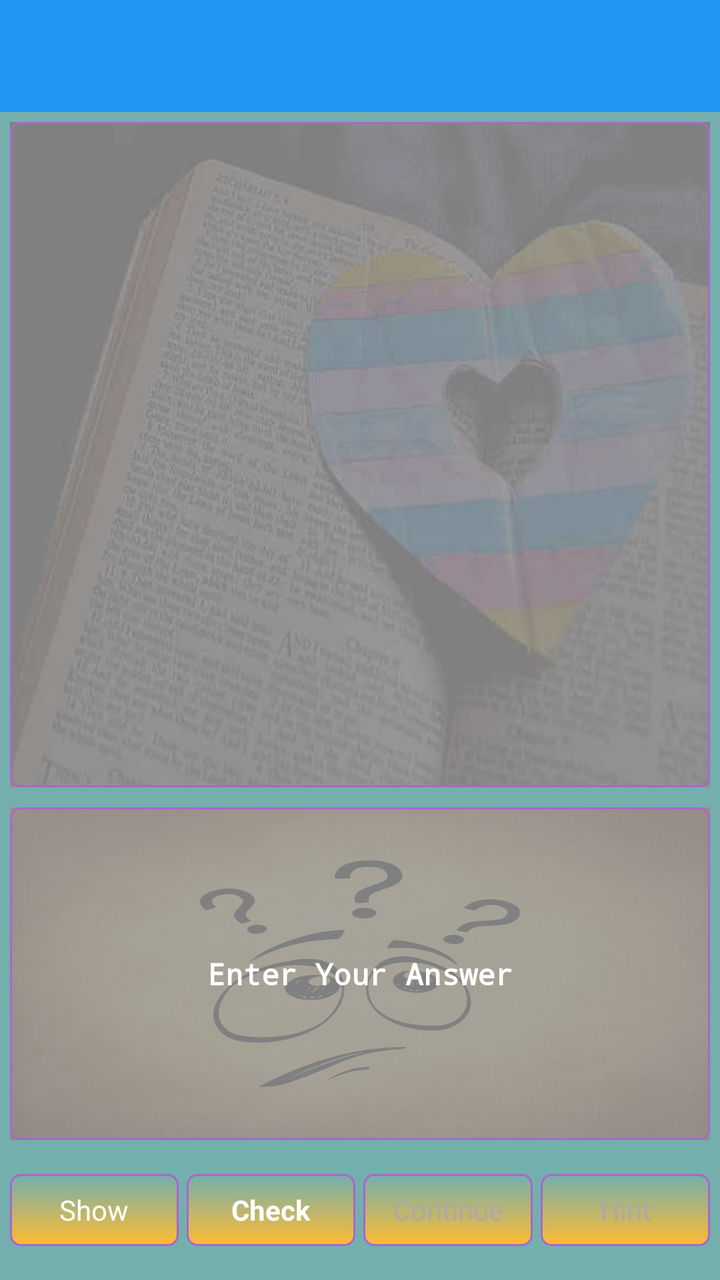
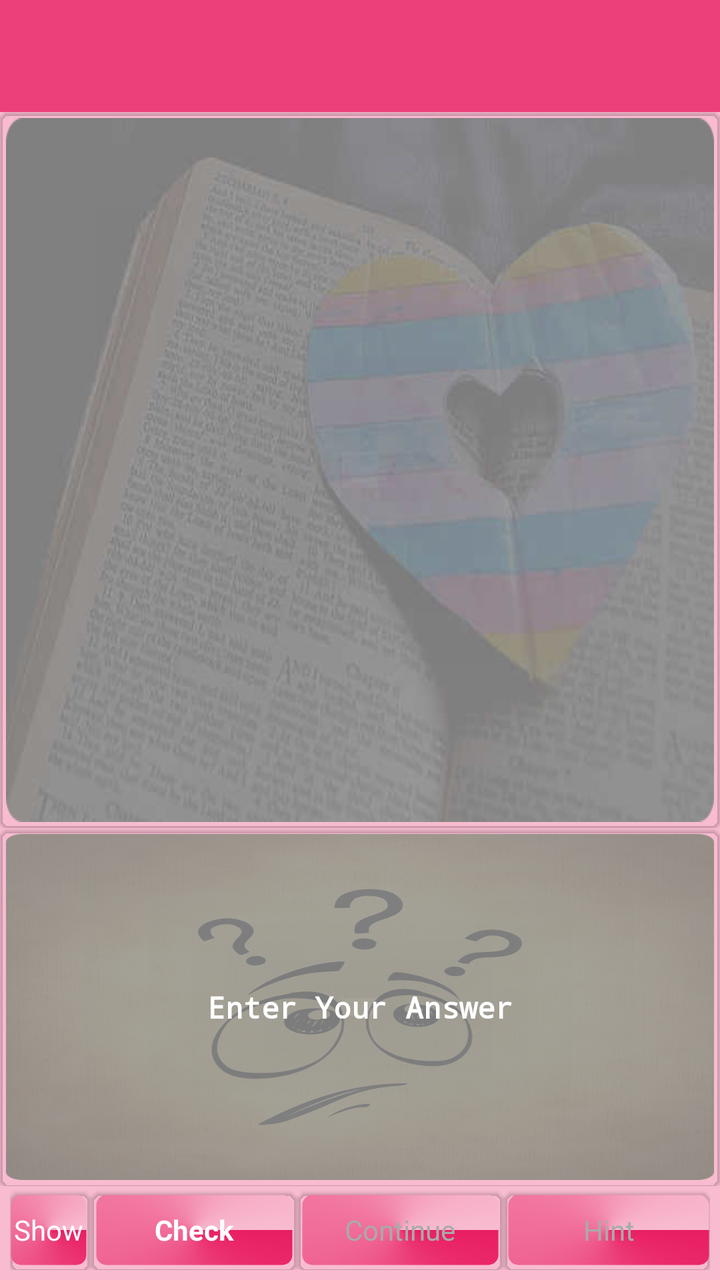

Two renders of the same Android screen: before a commit and after it. Below are the layout's source before the change and the commit's diff.
<!-- AndroidManifest.xml: application theme AppTheme -->
<!-- res/layout/activity_study_during.xml -->
<?xml version="1.0" encoding="utf-8"?>
<LinearLayout xmlns:android="http://schemas.android.com/apk/res/android"
    android:layout_width="match_parent"
    android:layout_height="match_parent"
    android:background="#74AFAD"
    android:orientation="vertical">

    <android.support.v7.widget.Toolbar xmlns:app="http://schemas.android.com/apk/res-auto"
        android:id="@+id/toolbar"
        android:layout_width="fill_parent"
        android:layout_height="?attr/actionBarSize"
        android:background="?attr/colorPrimary"
        android:minHeight="?attr/actionBarSize">

        <LinearLayout
            android:layout_width="match_parent"
            android:layout_height="wrap_content"
            android:weightSum="4">

            <LinearLayout
                android:layout_width="0dp"
                android:layout_height="wrap_content"
                android:layout_weight="3">


                <TextView
                    android:id="@+id/number_of_questions"
                    android:layout_width="0dp"
                    android:layout_height="wrap_content"
                    android:layout_gravity="center"
                    android:layout_weight="1"
                    android:gravity="center"
                    android:textColor="#FF0000" />

                <TextView
                    android:id="@+id/remaining_question_counter"
                    android:layout_width="0dp"
                    android:layout_height="wrap_content"
                    android:layout_gravity="center"
                    android:layout_weight="1"
                    android:gravity="center"
                    android:textColor="#FF0000" />

                <TextView
                    android:id="@+id/trys"
                    android:layout_width="0dp"
                    android:layout_height="wrap_content"
                    android:layout_gravity="center"
                    android:layout_weight="1"
                    android:gravity="center"
                    android:textColor="#FF0000" />

            </LinearLayout>
            <LinearLayout
                android:layout_width="0dp"
                android:layout_height="wrap_content"
                android:layout_weight="1"></LinearLayout>
        </LinearLayout>

    </android.support.v7.widget.Toolbar>

    

    <LinearLayout
        android:id="@+id/container"
        android:layout_width="match_parent"
        android:layout_height="match_parent"
        android:orientation="vertical"
        android:weightSum="3">

        <LinearLayout
            android:id="@+id/question_linearlayout"
            android:layout_width="match_parent"
            android:layout_height="0dp"
            android:layout_margin="5dp"
            android:layout_weight="2"
            android:background="@drawable/book_heart1">

            <TextView
                android:id="@+id/display_question"
                android:layout_width="match_parent"
                android:layout_height="match_parent"
                android:background="@drawable/text_bordered_transperant"
                android:gravity="center"
                android:minLines="1"
                android:padding="5dp"
                android:scrollbarAlwaysDrawVerticalTrack="true"
                android:scrollbars="vertical"
                android:textColor="#FFFFFF"
                android:textColorHint="#FFFFFF"
                android:textSize="15sp"
                android:textStyle="bold"
                android:typeface="monospace" />
        </LinearLayout>

        <LinearLayout
            android:id="@+id/result"
            android:layout_width="match_parent"
            android:layout_height="0dp"
            android:layout_margin="5dp"
            android:layout_weight="1"
            android:background="@drawable/smiley_question_marks1">

            <EditText
                android:id="@+id/enter_answer"
                android:layout_width="match_parent"
                android:layout_height="match_parent"
                android:layout_gravity="center"
                android:background="@drawable/text_bordered_transperant"
                android:enabled="true"
                android:gravity="center"
                android:hint="@string/enter_your_answer"
                android:imeOptions="flagNoExtractUi"
                android:inputType="textNoSuggestions|textMultiLine"
                android:minLines="1"
                android:padding="5dp"
                android:scrollbarAlwaysDrawVerticalTrack="true"
                android:textColor="#FFFFFF"
                android:textColorHint="#FFFFFF"
                android:textSize="15sp"
                android:textStyle="bold"
                android:typeface="monospace" />
        </LinearLayout>

        <LinearLayout
            android:layout_width="match_parent"
            android:layout_height="40dp"
            android:layout_marginTop="10dp"
            android:layout_marginBottom="15dp"
            android:layout_marginRight="5dp"
            android:layout_marginLeft="5dp">

            <TextView
                android:id="@+id/show_actionbar"
                android:layout_width="0dp"
                android:layout_height="match_parent"
                android:layout_weight="1"
                android:gravity="center"
                android:text="@string/show"
                android:textColor="@drawable/textview_enabled_disabled_selector"
                android:background="@drawable/text_bordered_colored"
                android:padding="2dp"
                android:layout_marginTop="2dp"
                android:layout_marginRight="2dp"
                android:layout_marginBottom="2dp"/>

            <TextView
                android:id="@+id/check"
                android:layout_width="0dp"
                android:layout_height="match_parent"
                android:layout_weight="1"
                android:textColor="@drawable/textview_enabled_disabled_selector"
                android:enabled="true"
                android:text="@string/check"
                android:textStyle="bold"
                android:gravity="center"
                android:background="@drawable/text_bordered_colored"
                android:padding="2dp"
                android:layout_margin="2dp"/>

            <TextView
                android:id="@+id/_continue"
                android:layout_width="0dp"
                android:layout_height="match_parent"
                android:layout_weight="1"
                android:textColor="@drawable/textview_enabled_disabled_selector"
                android:enabled="false"
                android:text="@string/_continue"
                android:gravity="center"
                android:background="@drawable/text_bordered_colored"
                android:padding="2dp"
                android:layout_margin="2dp"
                />

            <TextView
                android:id="@+id/next_hint"
                android:layout_width="0dp"
                android:layout_height="match_parent"
                android:layout_weight="1"
                android:textColor="@drawable/textview_enabled_disabled_selector"
                android:enabled="false"
                android:text="@string/hint"
                android:gravity="center"
                android:background="@drawable/text_bordered_colored"
                android:padding="2dp"
                android:layout_marginTop="2dp"
                android:layout_marginLeft="2dp"
                android:layout_marginBottom="2dp"
                />
        </LinearLayout>
        
    </LinearLayout>
    
</LinearLayout>
<!-- resources referenced by this layout -->
<resources>
  <!-- drawable book_heart1: jpg bitmap (drawable, 13741 bytes) -->
  <!-- drawable smiley_question_marks1: png bitmap (drawable, 406105 bytes) -->
  <!-- drawable text_bordered_colored (drawable) -->
  <shape xmlns:android="http://schemas.android.com/apk/res/android"
  android:thickness="0dp"
  android:shape="rectangle">
  <stroke android:width="1dp"
      android:color="@android:color/holo_purple"/>
  <corners android:radius="5dp" />
  <gradient
      android:startColor="#74AFAD"
      android:endColor="@android:color/holo_orange_light"
      android:type="linear"
      android:angle="270"/>
  </shape>
  <!-- drawable text_bordered_transperant (drawable) -->
  <shape xmlns:android="http://schemas.android.com/apk/res/android"
      android:thickness="0dp"
      android:shape="rectangle">
      <stroke android:width="1dp"
          android:color="@android:color/holo_purple"/>
      <corners android:radius="5dp" />
      <gradient
          android:startColor="@android:color/transparent"
          android:endColor="@android:color/transparent"
          android:type="linear"
          android:angle="270"/>
  </shape>
  <!-- drawable textview_enabled_disabled_selector (drawable) -->
  <?xml version="1.0" encoding="utf-8"?>
  <selector xmlns:android="http://schemas.android.com/apk/res/android">
      <item android:state_enabled="false" android:color="@android:color/darker_gray" />
      <item android:state_enabled="true" android:color="@android:color/white"/>
  </selector>
  <string name="_continue">Continue</string>
  <string name="check">Check</string>
  <string name="enter_your_answer">Enter Your Answer</string>
  <string name="hint">Hint</string>
  <string name="show">Show</string>
  <style name="AppTheme" parent="MyTheme.Base">
      </style>
  <style name="MyTheme.Base" parent="Theme.AppCompat.Light.DarkActionBar">
          <item name="windowNoTitle">true</item>
          <item name="windowActionBar">false</item>
          <item name="colorPrimary">#2196F3</item>
          <item name="colorPrimaryDark">#1976D2</item>
          <item name="colorAccent">#FF4081</item>
      </style>
</resources>

<!-- the commit's change to res/layout/activity_study_during.xml (unified diff, before → after) -->
@@ -1,8 +1,9 @@
 <?xml version="1.0" encoding="utf-8"?>
 <LinearLayout xmlns:android="http://schemas.android.com/apk/res/android"
+    xmlns:android.support.v7.cardview="http://schemas.android.com/apk/res-auto"
     android:layout_width="match_parent"
     android:layout_height="match_parent"
-    android:background="#74AFAD"
+    android:background="#F8BBD0"
     android:orientation="vertical">
 
     <android.support.v7.widget.Toolbar xmlns:app="http://schemas.android.com/apk/res-auto"
@@ -30,7 +31,8 @@
                     android:layout_gravity="center"
                     android:layout_weight="1"
                     android:gravity="center"
-                    android:textColor="#FF0000" />
+                    android:textColor="#EA80FC"
+                    android:textStyle="bold"/>
 
                 <TextView
                     android:id="@+id/remaining_question_counter"
@@ -39,7 +41,8 @@
                     android:layout_gravity="center"
                     android:layout_weight="1"
                     android:gravity="center"
-                    android:textColor="#FF0000" />
+                    android:textColor="#EA80FC"
+                    android:textStyle="bold"/>
 
                 <TextView
                     android:id="@+id/trys"
@@ -48,9 +51,11 @@
                     android:layout_gravity="center"
                     android:layout_weight="1"
                     android:gravity="center"
-                    android:textColor="#FF0000" />
+                    android:textColor="#EA80FC"
+                    android:textStyle="bold"/>
 
             </LinearLayout>
+
             <LinearLayout
                 android:layout_width="0dp"
                 android:layout_height="wrap_content"
@@ -72,123 +77,173 @@
             android:id="@+id/question_linearlayout"
             android:layout_width="match_parent"
             android:layout_height="0dp"
-            android:layout_margin="5dp"
+            android:layout_margin="0dp"
             android:layout_weight="2"
-            android:background="@drawable/book_heart1">
-
-            <TextView
-                android:id="@+id/display_question"
+            android:background="@drawable/show_question_background"
+            android:padding="0dp">
+
+            <android.support.v7.widget.CardView
                 android:layout_width="match_parent"
                 android:layout_height="match_parent"
-                android:background="@drawable/text_bordered_transperant"
-                android:gravity="center"
-                android:minLines="1"
-                android:padding="5dp"
-                android:scrollbarAlwaysDrawVerticalTrack="true"
-                android:scrollbars="vertical"
-                android:textColor="#FFFFFF"
-                android:textColorHint="#FFFFFF"
-                android:textSize="15sp"
-                android:textStyle="bold"
-                android:typeface="monospace" />
+                android.support.v7.cardview:cardBackgroundColor="@android:color/transparent"
+                android.support.v7.cardview:cardCornerRadius="5dp"
+                android.support.v7.cardview:cardElevation="1dp">
+
+                <TextView
+                    android:id="@+id/display_question"
+                    android:layout_width="match_parent"
+                    android:layout_height="match_parent"
+                    android:background="@drawable/text_bordered_transperant"
+                    android:gravity="center"
+                    android:minLines="1"
+                    android:padding="5dp"
+                    android:scrollbarAlwaysDrawVerticalTrack="true"
+                    android:scrollbars="vertical"
+                    android:textColor="#FFFFFF"
+                    android:textColorHint="#FFFFFF"
+                    android:textSize="15sp"
+                    android:textStyle="bold"
+                    android:typeface="monospace" />
+            </android.support.v7.widget.CardView>
         </LinearLayout>
 
         <LinearLayout
             android:id="@+id/result"
             android:layout_width="match_parent"
             android:layout_height="0dp"
-            android:layout_margin="5dp"
+            android:layout_margin="0dp"
             android:layout_weight="1"
-            android:background="@drawable/smiley_question_marks1">
-
-            <EditText
-                android:id="@+id/enter_answer"
+            android:background="@drawable/enter_answer_background"
+            android:padding="0dp">
+
+            <android.support.v7.widget.CardView
                 android:layout_width="match_parent"
                 android:layout_height="match_parent"
-                android:layout_gravity="center"
-                android:background="@drawable/text_bordered_transperant"
-                android:enabled="true"
-                android:gravity="center"
-                android:hint="@string/enter_your_answer"
-                android:imeOptions="flagNoExtractUi"
-                android:inputType="textNoSuggestions|textMultiLine"
-                android:minLines="1"
-                android:padding="5dp"
-                android:scrollbarAlwaysDrawVerticalTrack="true"
-                android:textColor="#FFFFFF"
-                android:textColorHint="#FFFFFF"
-                android:textSize="15sp"
-                android:textStyle="bold"
-                android:typeface="monospace" />
+                android.support.v7.cardview:cardBackgroundColor="@android:color/transparent"
+                android.support.v7.cardview:cardCornerRadius="5dp"
+                android.support.v7.cardview:cardElevation="1dp">
+
+                <EditText
+                    android:id="@+id/enter_answer"
+                    android:layout_width="match_parent"
+                    android:layout_height="match_parent"
+                    android:layout_gravity="center"
+                    android:background="@drawable/text_bordered_transperant"
+                    android:enabled="true"
+                    android:gravity="center"
+                    android:hint="@string/enter_your_answer"
+                    android:imeOptions="flagNoExtractUi"
+                    android:inputType="textNoSuggestions|textMultiLine"
+                    android:minLines="1"
+                    android:padding="5dp"
+                    android:scrollbarAlwaysDrawVerticalTrack="true"
+                    android:textColor="#FFFFFF"
+                    android:textColorHint="#FFFFFF"
+                    android:textSize="15sp"
+                    android:textStyle="bold"
+                    android:typeface="monospace" />
+            </android.support.v7.widget.CardView>
         </LinearLayout>
 
         <LinearLayout
             android:layout_width="match_parent"
             android:layout_height="40dp"
-            android:layout_marginTop="10dp"
-            android:layout_marginBottom="15dp"
+            android:layout_marginBottom="5dp"
+            android:layout_marginLeft="5dp"
             android:layout_marginRight="5dp"
-            android:layout_marginLeft="5dp">
-
-            <TextView
-                android:id="@+id/show_actionbar"
+            android:layout_marginTop="2dp">
+
+            <android.support.v7.widget.CardView
+                android:layout_width="wrap_content"
+                android:layout_height="match_parent"
+                android:layout_weight="0"
+                android.support.v7.cardview:cardBackgroundColor="@android:color/transparent"
+                android.support.v7.cardview:cardCornerRadius="5dp"
+                android.support.v7.cardview:cardElevation="1dp">
+
+                <TextView
+                    android:id="@+id/show_actionbar"
+                    android:layout_width="match_parent"
+                    android:layout_height="match_parent"
+                    android:layout_marginBottom="2dp"
+                    android:layout_marginRight="2dp"
+                    android:layout_marginTop="2dp"
+                    android:background="@drawable/text_bordered_colored"
+                    android:gravity="center"
+                    android:padding="2dp"
+                    android:text="@string/show"
+                    android:textColor="@drawable/textview_enabled_disabled_selector" />
+            </android.support.v7.widget.CardView>
+
+            <android.support.v7.widget.CardView
                 android:layout_width="0dp"
                 android:layout_height="match_parent"
                 android:layout_weight="1"
-                android:gravity="center"
-                android:text="@string/show"
-                android:textColor="@drawable/textview_enabled_disabled_selector"
-                android:background="@drawable/text_bordered_colored"
-                android:padding="2dp"
-                android:layout_marginTop="2dp"
-                android:layout_marginRight="2dp"
-                android:layout_marginBottom="2dp"/>
-
-            <TextView
-                android:id="@+id/check"
+                android.support.v7.cardview:cardBackgroundColor="@android:color/transparent"
+                android.support.v7.cardview:cardCornerRadius="5dp"
+                android.support.v7.cardview:cardElevation="1dp">
+
+                <TextView
+                    android:id="@+id/check"
+                    android:layout_width="match_parent"
+                    android:layout_height="match_parent"
+
+                    android:layout_margin="2dp"
+                    android:background="@drawable/text_bordered_colored"
+                    android:enabled="true"
+                    android:gravity="center"
+                    android:padding="2dp"
+                    android:text="@string/check"
+                    android:textColor="@drawable/textview_enabled_disabled_selector"
+                    android:textStyle="bold" />
+            </android.support.v7.widget.CardView>
+
+            <android.support.v7.widget.CardView
                 android:layout_width="0dp"
                 android:layout_height="match_parent"
                 android:layout_weight="1"
-                android:textColor="@drawable/textview_enabled_disabled_selector"
-                android:enabled="true"
-                android:text="@string/check"
-                android:textStyle="bold"
-                android:gravity="center"
-                android:background="@drawable/text_bordered_colored"
-                android:padding="2dp"
-                android:layout_margin="2dp"/>
-
-            <TextView
-                android:id="@+id/_continue"
+                android.support.v7.cardview:cardBackgroundColor="@android:color/transparent"
+                android.support.v7.cardview:cardCornerRadius="5dp"
+                android.support.v7.cardview:cardElevation="1dp">
+
+                <TextView
+                    android:id="@+id/_continue"
+                    android:layout_width="match_parent"
+                    android:layout_height="match_parent"
+
+                    android:layout_margin="2dp"
+                    android:background="@drawable/text_bordered_colored"
+                    android:enabled="false"
+                    android:gravity="center"
+                    android:padding="2dp"
+                    android:text="@string/_continue"
+                    android:textColor="@drawable/textview_enabled_disabled_selector" />
+            </android.support.v7.widget.CardView>
+
+            <android.support.v7.widget.CardView
                 android:layout_width="0dp"
                 android:layout_height="match_parent"
                 android:layout_weight="1"
-                android:textColor="@drawable/textview_enabled_disabled_selector"
-                android:enabled="false"
-                android:text="@string/_continue"
-                android:gravity="center"
-                android:background="@drawable/text_bordered_colored"
-                android:padding="2dp"
-                android:layout_margin="2dp"
-                />
-
-            <TextView
-                android:id="@+id/next_hint"
-                android:layout_width="0dp"
-                android:layout_height="match_parent"
-                android:layout_weight="1"
-                android:textColor="@drawable/textview_enabled_disabled_selector"
-                android:enabled="false"
-                android:text="@string/hint"
-                android:gravity="center"
-                android:background="@drawable/text_bordered_colored"
-                android:padding="2dp"
-                android:layout_marginTop="2dp"
-                android:layout_marginLeft="2dp"
-                android:layout_marginBottom="2dp"
-                />
-        </LinearLayout>
-        
+                android.support.v7.cardview:cardBackgroundColor="@android:color/transparent"
+                android.support.v7.cardview:cardCornerRadius="5dp"
+                android.support.v7.cardview:cardElevation="1dp">
+
+                <TextView
+                    android:id="@+id/next_hint"
+                    android:layout_width="match_parent"
+                    android:layout_height="match_parent"
+
+                    android:layout_marginBottom="2dp"
+                    android:layout_marginLeft="2dp"
+                    android:layout_marginTop="2dp"
+                    android:background="@drawable/text_bordered_colored"
+                    android:enabled="false"
+                    android:gravity="center"
+                    android:padding="2dp"
+                    android:text="@string/hint"
+                    android:textColor="@drawable/textview_enabled_disabled_selector" />
+            </android.support.v7.widget.CardView>
+        </LinearLayout>
+
     </LinearLayout>
-    
 </LinearLayout>
<!-- resource entries referenced after the edit -->
@@ -1,18 +1,32 @@
 <!-- resources referenced by this layout -->
 <resources>
-  <!-- drawable book_heart1: jpg bitmap (drawable, 13741 bytes) -->
-  <!-- drawable smiley_question_marks1: png bitmap (drawable, 406105 bytes) -->
+  <!-- drawable enter_answer_background (drawable) -->
+  <?xml version="1.0" encoding="utf-8"?>
+  <inset xmlns:android="http://schemas.android.com/apk/res/android"
+      android:drawable="@drawable/smiley_question_marks_rounded_corners_15_radius"
+      android:insetTop="3dp"
+      android:insetBottom="3dp"
+      android:insetRight="3dp"
+      android:insetLeft="3dp"/>
+  <!-- drawable show_question_background (drawable) -->
+  <?xml version="1.0" encoding="utf-8"?>
+  <inset xmlns:android="http://schemas.android.com/apk/res/android"
+      android:drawable="@drawable/book_heart_rounded_corners_15_radius"
+      android:insetTop="3dp"
+      android:insetBottom="3dp"
+      android:insetRight="3dp"
+      android:insetLeft="3dp"/>
   <!-- drawable text_bordered_colored (drawable) -->
   <shape xmlns:android="http://schemas.android.com/apk/res/android"
   android:thickness="0dp"
   android:shape="rectangle">
   <stroke android:width="1dp"
-      android:color="@android:color/holo_purple"/>
+      android:color="@android:color/transparent"/>
   <corners android:radius="5dp" />
   <gradient
-      android:startColor="#74AFAD"
-      android:endColor="@android:color/holo_orange_light"
-      android:type="linear"
+      android:startColor="#E91E63"
+      android:endColor="#F8BBD0"
+      android:type="sweep"
       android:angle="270"/>
   </shape>
   <!-- drawable text_bordered_transperant (drawable) -->
@@ -20,7 +34,7 @@
       android:thickness="0dp"
       android:shape="rectangle">
       <stroke android:width="1dp"
-          android:color="@android:color/holo_purple"/>
+          android:color="@android:color/transparent"/>
       <corners android:radius="5dp" />
       <gradient
           android:startColor="@android:color/transparent"
@@ -41,12 +55,15 @@
   <string name="show">Show</string>
   <style name="AppTheme" parent="MyTheme.Base">
       </style>
+  <!-- drawable smiley_question_marks_rounded_corners_15_radius: png bitmap (drawable, 445789 bytes) -->
+  <!-- drawable book_heart_rounded_corners_15_radius: png bitmap (drawable, 118245 bytes) -->
   <style name="MyTheme.Base" parent="Theme.AppCompat.Light.DarkActionBar">
           <item name="windowNoTitle">true</item>
           <item name="windowActionBar">false</item>
-          <item name="colorPrimary">#2196F3</item>
+          <item name="colorPrimary">#EC407A</item>
           <item name="colorPrimaryDark">#1976D2</item>
-          <item name="colorAccent">#FF4081</item>
+          <item name="colorAccent">#EA80FC</item>
+  
       </style>
 </resources>
 
